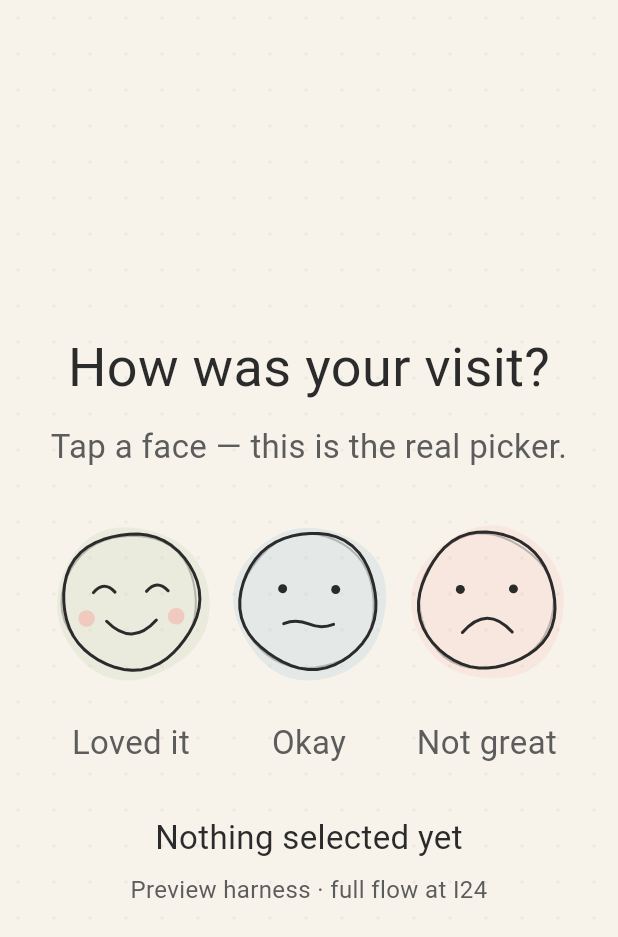
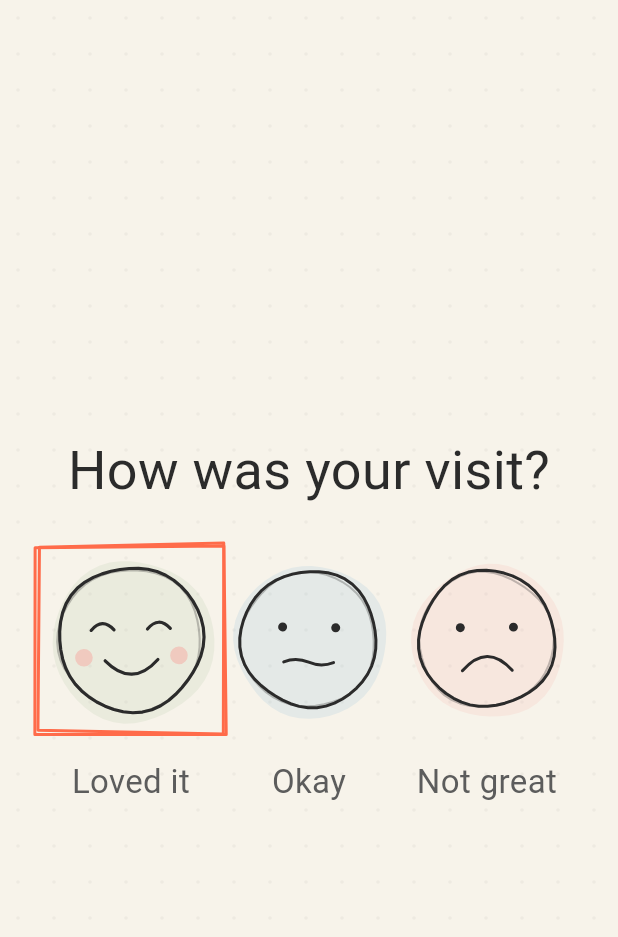
Before and after one commit to SoeMoeNaiing/UCSTGO_Showcase_App, a Flutter app: the screen it shows after launch, on a phone screen of 412 x 824 dp. Shown: the top 937 px of the screen. Run offline on Flutter 3.47's test engine with Material 3 defaults, Android fonts, the phone set to English and light mode, and no system bars; our stand-ins replace connectivity_plus, drift, drift_flutter, flutter_animate, flutter_riverpod, go_router and 2 more; accounts and stored records are empty; generated files the repository leaves out were written again; Roboto replaces fonts that are missing (PatrickHand).

Commit message:
Iteration 24: full FeedbackScreen + go_router (M4)
The real visitor flow is now the app entry point:

- FeedbackScreen (ConsumerStatefulWidget) maps the controller state to
  picker / thank-you / rating prompt / cooldown / error views. A 2s
  injectable beat advances thank-you → prompt; Yes goes to a temporary
  /rating placeholder (I29 replaces it), Skip resets to idle.
- go_router entry: /feedback is initial; KioskApp owns the router and
  main.dart installs ProviderScope. Initial focus lands on the happy face.
- Retired the I19 preview harness: feedback_preview_screen.dart deleted;
  widget_test now smoke-tests the real app root.
- E2E gate (3 tests) boots the whole app with only the submitter seam
  faked: tap → submit → thank-you → prompt → Skip → picker, plus offline
  acceptance and initial focus.

Riverpod 3 required ref.listen in build (not initState), recorded in code.
197 total green, analyzer clean. Debug APK rebuilt for on-phone preview.

Phase 3 complete - milestone M4.

```diff
--- /dev/null
+++ b/lib/app.dart
@@ -0,0 +1,22 @@
+import 'package:flutter/material.dart';
+
+import 'core/router/app_router.dart';
+import 'core/theme/app_theme.dart';
+
+/// Root widget: theme + declarative router (§4.1, §10.6).
+///
+/// The `ProviderScope` is installed by `main()` so tests can inject overrides
+/// around this widget without changing its constructor.
+class KioskApp extends StatelessWidget {
+  const KioskApp({super.key});
+
+  @override
+  Widget build(BuildContext context) {
+    return MaterialApp.router(
+      title: 'UCSTGO Showcase Kiosk',
+      debugShowCheckedModeBanner: false,
+      theme: AppTheme.light,
+      routerConfig: appRouter,
+    );
+  }
+}
--- /dev/null
+++ b/lib/core/router/app_router.dart
@@ -0,0 +1,56 @@
+import 'package:flutter/material.dart';
+import 'package:go_router/go_router.dart';
+
+import '../../features/feedback/presentation/screens/feedback_screen.dart';
+import '../theme/app_colors.dart';
+import '../theme/app_spacing.dart';
+import '../theme/app_typography.dart';
+
+/// Kiosk routes — `/feedback` is the entry point (§10.6, I24).
+///
+/// `/rating` is a placeholder until the real `RatingScreen` lands at I29;
+/// registering it now keeps the Yes action a real navigation rather than
+/// a silent no-op.
+final appRouter = GoRouter(
+  initialLocation: '/feedback',
+  routes: [
+    GoRoute(
+      path: '/feedback',
+      builder: (context, state) => const FeedbackScreen(),
+    ),
+    GoRoute(
+      path: '/rating',
+      builder: (context, state) => const _RatingPlaceholder(),
+    ),
+  ],
+);
+
+class _RatingPlaceholder extends StatelessWidget {
+  const _RatingPlaceholder();
+
+  @override
+  Widget build(BuildContext context) {
+    return Scaffold(
+      backgroundColor: AppColors.paperBackground,
+      body: Center(
+        child: Column(
+          mainAxisSize: MainAxisSize.min,
+          children: [
+            Text(
+              'Rating arrives at I29',
+              textAlign: TextAlign.center,
+              style: AppTypography.headline.copyWith(
+                color: AppColors.inkPrimary,
+              ),
+            ),
+            const SizedBox(height: AppSpacing.lg),
+            TextButton(
+              onPressed: () => context.go('/feedback'),
+              child: const Text('Back'),
+            ),
+          ],
+        ),
+      ),
+    );
+  }
+}
--- a/lib/features/feedback/presentation/screens/feedback_preview_screen.dart
+++ /dev/null
@@ -1,83 +0,0 @@
-import 'package:flutter/material.dart';
-
-import '../../../../core/theme/app_colors.dart';
-import '../../../../core/theme/app_spacing.dart';
-import '../../../../core/theme/app_typography.dart';
-import '../../../../core/widgets/kiosk_scaffold.dart';
-import '../../domain/entities/emoji_choice.dart';
-import '../widgets/emoji_picker.dart';
-
-/// **Temporary** phone preview harness — added after Iteration 19, deleted
-/// at Iteration 24 when the real `FeedbackScreen` + router land.
-///
-/// Its only job is to put the interactive `EmojiPicker` on a real device
-/// with `flutter run` before the full feedback flow exists. It is
-/// deliberately inert: a selection is echoed on screen; nothing is saved,
-/// submitted, or synced.
-class FeedbackPreviewScreen extends StatefulWidget {
-  const FeedbackPreviewScreen({super.key});
-
-  @override
-  State<FeedbackPreviewScreen> createState() => _FeedbackPreviewScreenState();
-}
-
-class _FeedbackPreviewScreenState extends State<FeedbackPreviewScreen> {
-  EmojiChoice? _lastSelected;
-
-  void _select(EmojiChoice choice) {
-    setState(() => _lastSelected = choice);
-  }
-
-  @override
-  Widget build(BuildContext context) {
-    final selected = _lastSelected;
-
-    return KioskScaffold(
-      child: Center(
-        child: SingleChildScrollView(
-          padding: const EdgeInsets.all(AppSpacing.xl),
-          child: Column(
-            mainAxisSize: MainAxisSize.min,
-            children: [
-              Text(
-                'How was your visit?',
-                textAlign: TextAlign.center,
-                style: AppTypography.headline.copyWith(
-                  color: AppColors.inkPrimary,
-                ),
-              ),
-              const SizedBox(height: AppSpacing.md),
-              Text(
-                'Tap a face — this is the real picker.',
-                textAlign: TextAlign.center,
-                style: AppTypography.body.copyWith(
-                  color: AppColors.inkSecondary,
-                ),
-              ),
-              const SizedBox(height: AppSpacing.xxl),
-              EmojiPicker(onSelected: _select),
-              const SizedBox(height: AppSpacing.xxl),
-              Text(
-                selected == null
-                    ? 'Nothing selected yet'
-                    : 'You picked: ${EmojiFace.visibleLabelFor(selected)}',
-                textAlign: TextAlign.center,
-                style: AppTypography.body.copyWith(
-                  color: AppColors.inkPrimary,
-                ),
-              ),
-              const SizedBox(height: AppSpacing.sm),
-              Text(
-                'Preview harness · full flow at I24',
-                textAlign: TextAlign.center,
-                style: AppTypography.caption.copyWith(
-                  color: AppColors.inkSecondary,
-                ),
-              ),
-            ],
-          ),
-        ),
-      ),
-    );
-  }
-}
--- /dev/null
+++ b/lib/features/feedback/presentation/screens/feedback_screen.dart
@@ -0,0 +1,137 @@
+import 'dart:async';
+
+import 'package:flutter/material.dart';
+import 'package:flutter_riverpod/flutter_riverpod.dart';
+import 'package:go_router/go_router.dart';
+
+import '../../../../core/theme/app_colors.dart';
+import '../../../../core/theme/app_spacing.dart';
+import '../../../../core/theme/app_typography.dart';
+import '../../../../core/widgets/kiosk_scaffold.dart';
+import '../../domain/entities/emoji_choice.dart';
+import '../controllers/feedback_controller.dart';
+import '../widgets/emoji_picker.dart';
+import '../widgets/rate_projects_prompt.dart';
+import '../widgets/thank_you_card.dart';
+
+/// The complete visitor feedback flow — PROJECT_PROCESS.md §10.6, I24.
+///
+/// Watches the `FeedbackController` state machine and renders one view per
+/// state: picker (idle/selecting/submitting) → thank-you (success) →
+/// rating prompt (after a short beat) → cooldown/error slots. The prompt's
+/// Yes navigates to `/rating` (a placeholder until I29); Skip resets the
+/// controller back to idle.
+class FeedbackScreen extends ConsumerStatefulWidget {
+  const FeedbackScreen({
+    super.key,
+    this.thankYouDelay = const Duration(seconds: 2),
+  });
+
+  /// How long the thank-you is held before the rating prompt appears.
+  /// Injectable so the E2E test advances it instantly.
+  final Duration thankYouDelay;
+
+  @override
+  ConsumerState<FeedbackScreen> createState() => _FeedbackScreenState();
+}
+
+class _FeedbackScreenState extends ConsumerState<FeedbackScreen> {
+  bool _showPrompt = false;
+  Timer? _promptTimer;
+
+  @override
+  void dispose() {
+    _promptTimer?.cancel();
+    super.dispose();
+  }
+
+  void _onState(FeedbackState next) {
+    if (next is FeedbackSuccess) {
+      _promptTimer?.cancel();
+      _promptTimer = Timer(widget.thankYouDelay, () {
+        if (mounted) {
+          setState(() => _showPrompt = true);
+        }
+      });
+      return;
+    }
+
+    // Leaving success cancels the beat: no stale prompt on the next visit.
+    _promptTimer?.cancel();
+    _promptTimer = null;
+    if (_showPrompt) {
+      setState(() => _showPrompt = false);
+    }
+  }
+
+  Future<void> _select(EmojiChoice choice) =>
+      ref.read(feedbackControllerProvider.notifier).select(choice);
+
+  void _reset() => ref.read(feedbackControllerProvider.notifier).reset();
+
+  @override
+  Widget build(BuildContext context) {
+    // Riverpod 3 requires listeners to be registered during build.
+    ref.listen(feedbackControllerProvider, (previous, next) => _onState(next));
+    final state = ref.watch(feedbackControllerProvider);
+    return KioskScaffold(child: _body(state));
+  }
+
+  Widget _body(FeedbackState state) {
+    if (_showPrompt && state is FeedbackSuccess) {
+      return Center(
+        child: RateProjectsPrompt(
+          onYes: () => context.go('/rating'),
+          onSkip: _reset,
+        ),
+      );
+    }
+
+    return switch (state) {
+      FeedbackIdle() || FeedbackSelecting() || FeedbackSubmitting() => Center(
+          child: SingleChildScrollView(
+            padding: const EdgeInsets.all(AppSpacing.xl),
+            child: Column(
+              mainAxisSize: MainAxisSize.min,
+              children: [
+                Text(
+                  'How was your visit?',
+                  textAlign: TextAlign.center,
+                  style: AppTypography.headline.copyWith(
+                    color: AppColors.inkPrimary,
+                  ),
+                ),
+                const SizedBox(height: AppSpacing.xxl),
+                EmojiPicker(
+                  onSelected: (choice) => unawaited(_select(choice)),
+                  autofocusFirst: true,
+                ),
+              ],
+            ),
+          ),
+        ),
+      FeedbackSuccess() => const Center(child: ThankYouCard()),
+      FeedbackCooldown() => Center(
+          child: Text(
+            state.message,
+            textAlign: TextAlign.center,
+            style: AppTypography.body.copyWith(color: AppColors.inkPrimary),
+          ),
+        ),
+      FeedbackError() => Center(
+          child: Column(
+            mainAxisSize: MainAxisSize.min,
+            children: [
+              Text(
+                state.message,
+                textAlign: TextAlign.center,
+                style: AppTypography.body.copyWith(color: AppColors.inkPrimary),
+              ),
+              const SizedBox(height: AppSpacing.xl),
+              FilledButton(onPressed: _reset, child: const Text('Try again')),
+            ],
+          ),
+        ),
+    };
+  }
+}
--- a/lib/main.dart
+++ b/lib/main.dart
@@ -1,28 +1,11 @@
 import 'package:flutter/material.dart';
 import 'package:flutter_riverpod/flutter_riverpod.dart';
 
+import 'app.dart';
 import 'core/theme/app_theme.dart';
-import 'features/feedback/presentation/screens/feedback_preview_screen.dart';
 
 void main() {
   WidgetsFlutterBinding.ensureInitialized();
   AppTheme.loadFonts();
-  runApp(const ProviderScope(child: MyApp()));
+  runApp(const ProviderScope(child: KioskApp()));
 }
-
-/// Root app. The real router/shell arrives with `FeedbackScreen` at
-/// Iteration 24; until then the app boots into the temporary preview
-/// harness so the interactive picker can be exercised on a phone.
-class MyApp extends StatelessWidget {
-  const MyApp({super.key});
-
-  @override
-  Widget build(BuildContext context) {
-    return MaterialApp(
-      title: 'UCSTGO Showcase Kiosk',
-      debugShowCheckedModeBanner: false,
-      theme: AppTheme.light,
-      home: const FeedbackPreviewScreen(),
-    );
-  }
-}
--- a/pubspec.yaml
+++ b/pubspec.yaml
@@ -42,6 +42,7 @@ dependencies:
   connectivity_plus: ^7.3.2
   flutter_riverpod: ^3.5.0
   flutter_animate: ^4.5.2
+  go_router: ^18.1.4
 dev_dependencies:
   flutter_test:
     sdk: flutter
```
Also changed, not shown: pubspec.lock, 4 other files.
